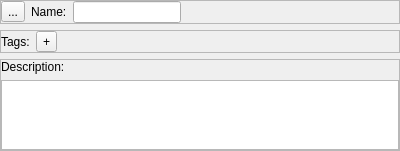
Before: the Qt Designer form atef/ui/name_desc_tags_widget.ui in pcdshub/atef, drawn with Qt 5.
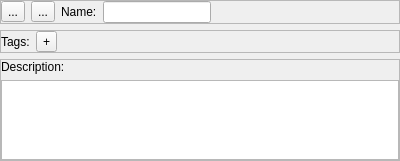
After: the same form once the commit is applied.

Commit message: GUI: re-organize name_desc_tags descriptions, add archive button

```diff
--- a/atef/ui/name_desc_tags_widget.ui
+++ b/atef/ui/name_desc_tags_widget.ui
@@ -7,7 +7,7 @@
     <x>0</x>
     <y>0</y>
     <width>400</width>
-    <height>148</height>
+    <height>161</height>
    </rect>
   </property>
   <property name="windowTitle">
@@ -54,6 +54,13 @@
         </property>
        </widget>
       </item>
+      <item>
+       <widget class="QToolButton" name="action_button">
+        <property name="text">
+         <string>...</string>
+        </property>
+       </widget>
+      </item>
       <item>
        <widget class="QLabel" name="name_label">
         <property name="text">
@@ -69,6 +76,12 @@
           <verstretch>0</verstretch>
          </sizepolicy>
         </property>
+        <property name="minimumSize">
+         <size>
+          <width>100</width>
+          <height>0</height>
+         </size>
+        </property>
        </widget>
       </item>
       <item>
@@ -86,9 +99,24 @@
       </item>
       <item>
        <widget class="QLabel" name="extra_text_label">
+        <property name="sizePolicy">
+         <sizepolicy hsizetype="MinimumExpanding" vsizetype="Preferred">
+          <horstretch>0</horstretch>
+          <verstretch>0</verstretch>
+         </sizepolicy>
+        </property>
+        <property name="minimumSize">
+         <size>
+          <width>100</width>
+          <height>0</height>
+         </size>
+        </property>
         <property name="text">
          <string/>
         </property>
+        <property name="wordWrap">
+         <bool>false</bool>
+        </property>
        </widget>
       </item>
      </layout>
```
